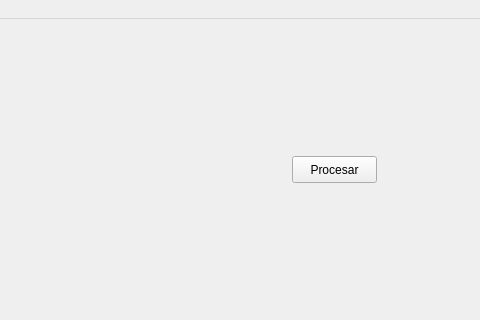
Before: the Qt Designer form Filtro/saltfilter.ui in kevuo/Arqui-Dual-core, drawn with Qt 5; both pictures show x 569 to 1049 and y 0 to 320 of the 1049 by 607 pixel window.
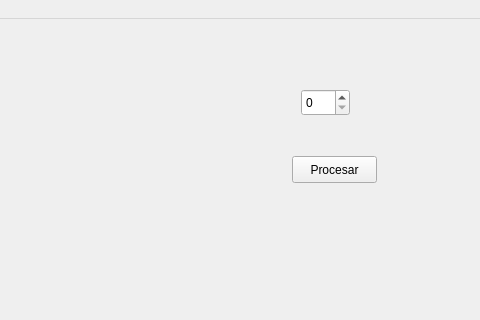
After: the same form once the commit is applied.

Patch:
```diff
--- a/Filtro/saltfilter.ui
+++ b/Filtro/saltfilter.ui
@@ -40,6 +40,16 @@
      <string/>
     </property>
    </widget>
+   <widget class="QSpinBox" name="CantDiv">
+    <property name="geometry">
+     <rect>
+      <x>870</x>
+      <y>70</y>
+      <width>49</width>
+      <height>27</height>
+     </rect>
+    </property>
+   </widget>
   </widget>
   <widget class="QMenuBar" name="menuBar">
    <property name="geometry">
```
Left out of the diff: 6 changed lines with no effect on the pictures.
